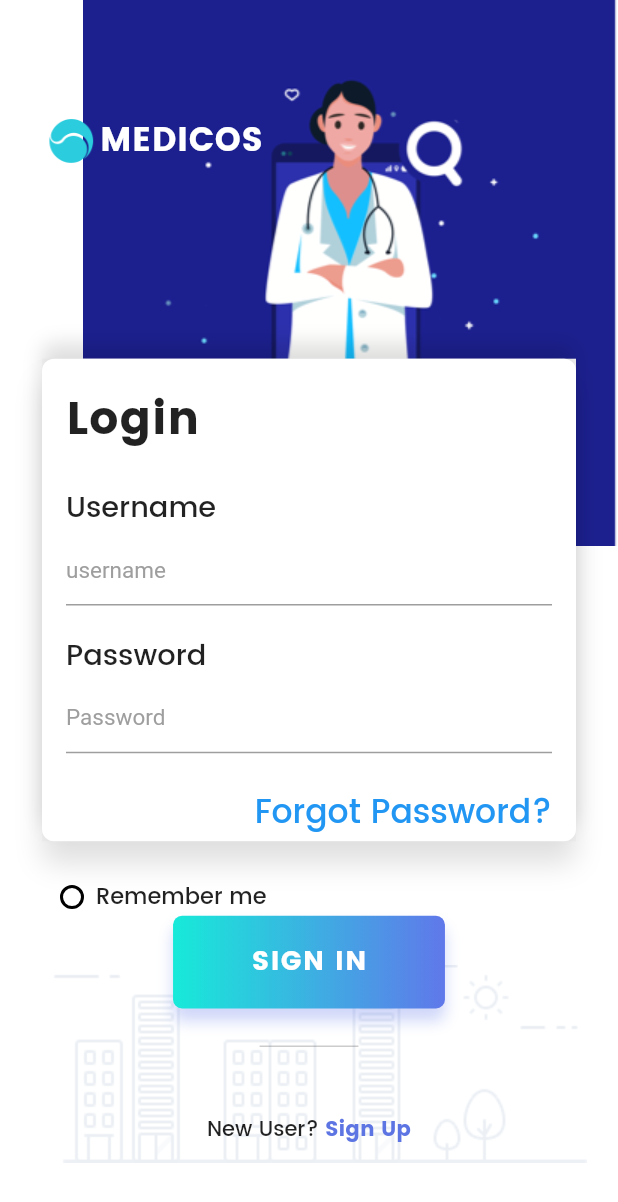
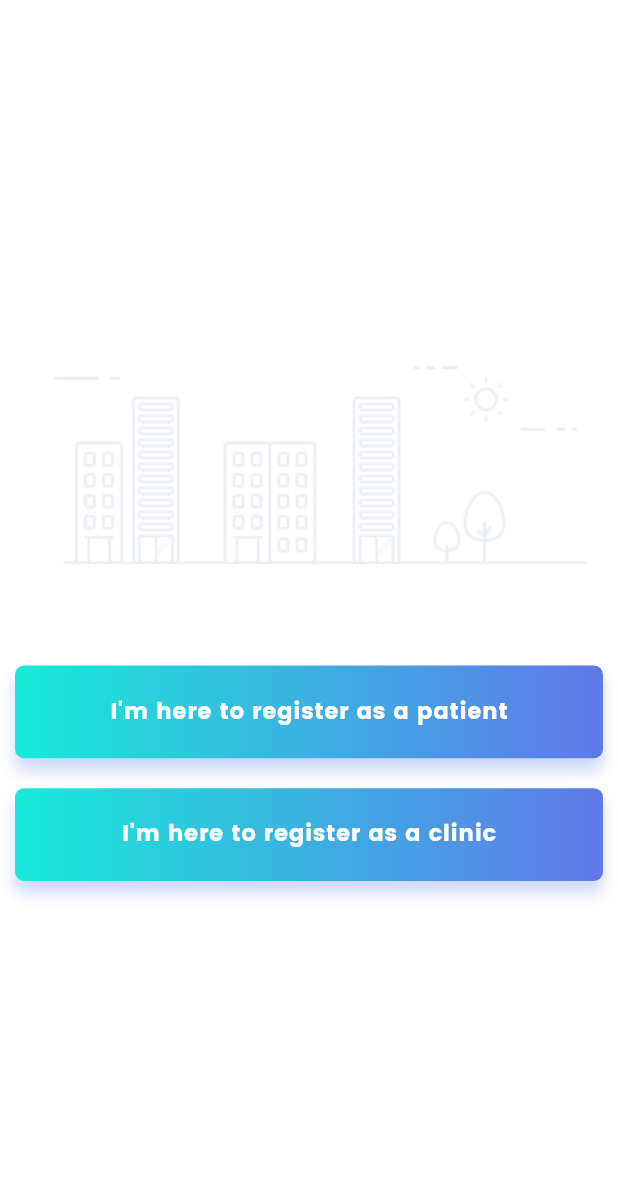
Before and after one commit to anu-baby97/patient_portal, a Flutter app: the screen it shows after launch, after a tap on "Sign Up", on a phone screen of 412 x 824 dp. Shown: the top 1202 px of the screen. Run offline on Flutter 3.47's test engine with Material 2 defaults, Android fonts, the phone set to English and light mode, and no system bars; our stand-ins replace flutter_screenutil.

Commit message:
sign up page

```diff
--- a/lib/Widgets/FormCard.dart
+++ b/lib/Widgets/FormCard.dart
@@ -16,7 +16,7 @@ class _FormCardState extends State<FormCard> {
         padding: EdgeInsets.only(bottom: 1),
         decoration: BoxDecoration(
             color: Colors.white,
-            borderRadius: BorderRadius.circular(8.0),
+            borderRadius: BorderRadius.circular(10.0),
             boxShadow: [
               BoxShadow(
                   color: Colors.black12,
--- /dev/null
+++ b/lib/Widgets/PatientOrClinic.dart
@@ -0,0 +1,113 @@
+import 'package:flutter/material.dart';
+import 'package:flutter_screenutil/flutter_screenutil.dart';
+
+class PatientOrClinic extends StatefulWidget {
+  @override
+  _PatientOrClinicState createState() => _PatientOrClinicState();
+}
+
+class _PatientOrClinicState extends State<PatientOrClinic> {
+  @override
+  Widget build(BuildContext context) {
+    ScreenUtil.instance = ScreenUtil.getInstance()..init(context);
+    //ScreenUtil.instance =
+    ScreenUtil(width: 750, height: 1334, allowFontScaling: true);
+    return new Scaffold(
+      backgroundColor: Colors.white,
+      resizeToAvoidBottomPadding: true,
+      body: Stack(
+        fit: StackFit.expand,
+        children: <Widget>[
+          Column(
+            mainAxisAlignment: MainAxisAlignment.center,
+            crossAxisAlignment: CrossAxisAlignment.stretch,
+            children: <Widget>[
+              Image.asset("assets/image_02.png"),
+              SizedBox(
+                width: 12.0,
+              ),
+              SingleChildScrollView(
+                child: Padding(
+                  padding: EdgeInsets.only(left: 10.0, right: 10.0, top: 60.0),
+                  child: Column(
+                    children: <Widget>[
+                      InkWell(
+                        child: Container(
+                          width: ScreenUtil.getInstance().setWidth(900),
+                          height: ScreenUtil.getInstance().setHeight(100),
+                          decoration: BoxDecoration(
+                              gradient: LinearGradient(colors: [
+                                Color(0xFF17ead9),
+                                Color(0xFF6078ea)
+                              ]),
+                              borderRadius: BorderRadius.circular(6.0),
+                              boxShadow: [
+                                BoxShadow(
+                                    color: Color(0xFF6078ea).withOpacity(.3),
+                                    offset: Offset(0.0, 8.0),
+                                    blurRadius: 8.0)
+                              ]),
+                          child: Material(
+                            color: Colors.transparent,
+                            child: InkWell(
+                              onTap: () {},
+                              child: Center(
+                                child: Text(
+                                  "I'm here to register as a patient",
+                                  style: TextStyle(
+                                      color: Colors.white,
+                                      fontFamily: "Poppins-Bold",
+                                      fontSize: 15,
+                                      letterSpacing: 0.4),
+                                ),
+                              ),
+                            ),
+                          ),
+                        ),
+                      ),
+                      SizedBox(height: 20),
+                      InkWell(
+                        child: Container(
+                          width: ScreenUtil.getInstance().setWidth(900),
+                          height: ScreenUtil.getInstance().setHeight(100),
+                          decoration: BoxDecoration(
+                              gradient: LinearGradient(colors: [
+                                Color(0xFF17ead9),
+                                Color(0xFF6078ea)
+                              ]),
+                              borderRadius: BorderRadius.circular(6.0),
+                              boxShadow: [
+                                BoxShadow(
+                                    color: Color(0xFF6078ea).withOpacity(.3),
+                                    offset: Offset(0.0, 8.0),
+                                    blurRadius: 8.0)
+                              ]),
+                          child: Material(
+                            color: Colors.transparent,
+                            child: InkWell(
+                              onTap: () {},
+                              child: Center(
+                                child: Text(
+                                  "I'm here to register as a clinic",
+                                  style: TextStyle(
+                                      color: Colors.white,
+                                      fontFamily: "Poppins-Bold",
+                                      fontSize: 15,
+                                      letterSpacing: 0.4),
+                                ),
+                              ),
+                            ),
+                          ),
+                        ),
+                      ),
+                    ],
+                  ),
+                ),
+              ),
+            ],
+          ),
+        ],
+      ),
+    );
+  }
+}
--- a/lib/main.dart
+++ b/lib/main.dart
@@ -1,7 +1,7 @@
 import 'package:flutter/material.dart';
 import 'package:flutter_screenutil/flutter_screenutil.dart';
+import 'package:patient_portal/Widgets/PatientOrClinic.dart';
 import 'Widgets/FormCard.dart';
-//import 'Widgets/ForgotPassword.dart';
 
 void main() => runApp(MaterialApp(
       home: MyApp(),
@@ -174,7 +174,14 @@ class _MyAppState extends State<MyApp> {
                         style: TextStyle(fontFamily: "Poppins-Medium"),
                       ),
                       InkWell(
-                        onTap: () {},
+                        onTap: () {
+                          setState(() {
+                            Navigator.push(
+                                context,
+                                MaterialPageRoute(
+                                    builder: (context) => PatientOrClinic()));
+                          });
+                        },
                         child: Text("Sign Up",
                             style: TextStyle(
                                 color: Color(0xFF5d74e3),
```
